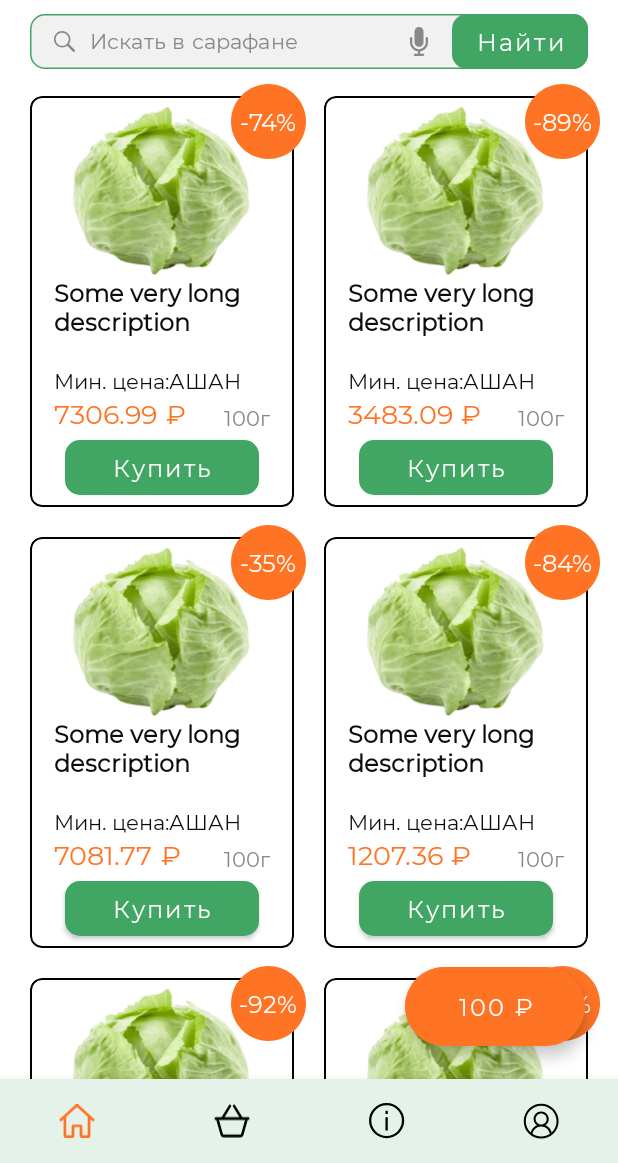
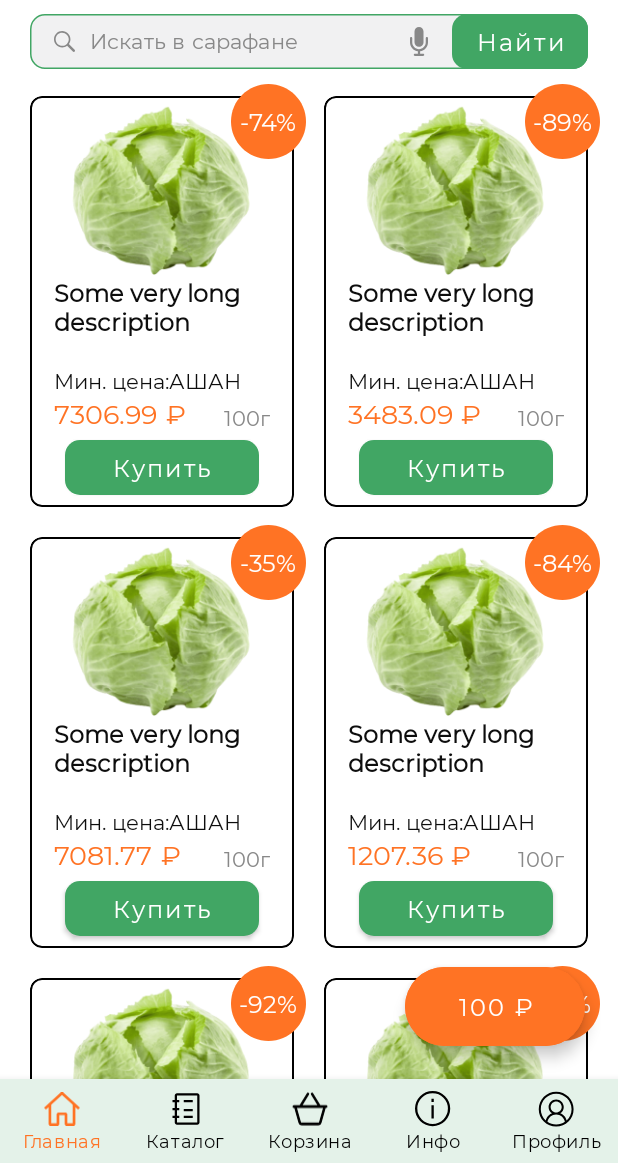
Before and after one commit to D1maD1m0nd/SarawanTestExample, an Android app: the screen it shows after launch (MainActivity), on a phone screen of 412 x 824 dp, the part 73-1236 px from its top. Run offline under Robolectric (Android 15) with nearby library versions, the phone set to English and light mode, and no system bars; our stand-ins replace Dagger/Hilt's generated code, Room's generated code, RxJava, navigation-ui.

Commit message:
add CatalogFragment.kt

```diff
--- /dev/null
+++ b/app/src/main/res/drawable/catalog_ic.xml
@@ -0,0 +1,18 @@
+<vector xmlns:android="http://schemas.android.com/apk/res/android"
+    android:width="32dp"
+    android:height="32dp"
+    android:viewportWidth="32"
+    android:viewportHeight="32">
+    <path
+        android:fillColor="#0D0D0D"
+        android:pathData="M26 2H8C7.47 2 6.96 2.21 6.59 2.59C6.2 2.96 6 3.47 6 4v4H4v2h2v5H4v2h2v5H4v2h2v4c0 0.53 0.21 1.04 0.59 1.41C6.96 29.8 7.47 30 8 30h18c0.53 0 1.04-0.21 1.41-0.59C27.8 29.04 28 28.53 28 28V4c0-0.53-0.21-1.04-0.59-1.41C27.04 2.2 26.53 2 26 2zm0 26H8v-4h2v-2H8v-5h2v-2H8v-5h2V8H8V4h18v24z"/>
+    <path
+        android:fillColor="#0D0D0D"
+        android:pathData="M14 8h8v2h-8V8z"/>
+    <path
+        android:fillColor="#0D0D0D"
+        android:pathData="M14 16h8v2h-8v-2z"/>
+    <path
+        android:fillColor="#0D0D0D"
+        android:pathData="M14 22h8v2h-8v-2z"/>
+</vector>
--- a/app/src/main/res/layout/activity_main.xml
+++ b/app/src/main/res/layout/activity_main.xml
@@ -23,7 +23,7 @@
 
     <com.google.android.material.bottomnavigation.BottomNavigationView
         android:id="@+id/bottom_navigation_view"
-        app:labelVisibilityMode="unlabeled"
+        app:labelVisibilityMode="labeled"
         app:itemIconTint="@color/bottom_nav_selector"
         app:itemTextColor="@color/bottom_nav_selector"
         android:layout_width="0dp"
--- a/app/src/main/res/menu/bottom_menu.xml
+++ b/app/src/main/res/menu/bottom_menu.xml
@@ -4,7 +4,10 @@
         android:id="@+id/mainFragment"
         android:icon="@drawable/ic_home"
         android:title="@string/title_home" />
-
+    <item
+        android:id="@+id/catalogFragment"
+        android:icon="@drawable/catalog_ic"
+        android:title="@string/catalog" />
     <item
         android:id="@+id/basketFragment"
         android:icon="@drawable/ic_black_basket"
--- a/app/src/main/res/navigation/mobile_navigation.xml
+++ b/app/src/main/res/navigation/mobile_navigation.xml
@@ -24,4 +24,9 @@
         android:name="com.example.sarawan.framework.ui.basket.BasketFragment"
         android:label="fragment_basket"
         tools:layout="@layout/fragment_basket" />
+    <fragment
+        android:id="@+id/catalogFragment"
+        android:name="com.example.sarawan.framework.ui.catalog.CatalogFragment"
+        android:label="fragment_catalog"
+        tools:layout="@layout/fragment_catalog" />
 </navigation>
--- a/app/src/main/res/values/strings.xml
+++ b/app/src/main/res/values/strings.xml
@@ -4,7 +4,7 @@
     <string name="title_home">Главная</string>
     <string name="title_basket">Корзина</string>
     <string name="title_profile">Профиль</string>
-    <string name="information">Информация</string>
+    <string name="information">Инфо</string>
     <string name="buy">Купить</string>
     <string name="price_text">₽</string>
     <string name="kg">Кг</string>
@@ -17,4 +17,5 @@
     <string name="default_sum">000,00 ₽</string>
     <string name="search_in_sarafan">Искать в сарафане</string>
     <string name="find_text">Найти</string>
+    <string name="catalog">Каталог</string>
 </resources>
```
Also changed, not shown: app/src/main/java/com/example/sarawan/framework/ui/catalog/CatalogFragment.kt (added, +28 -0 lines), app/src/main/res/layout/fragment_catalog.xml (added, +14 -0 lines).
